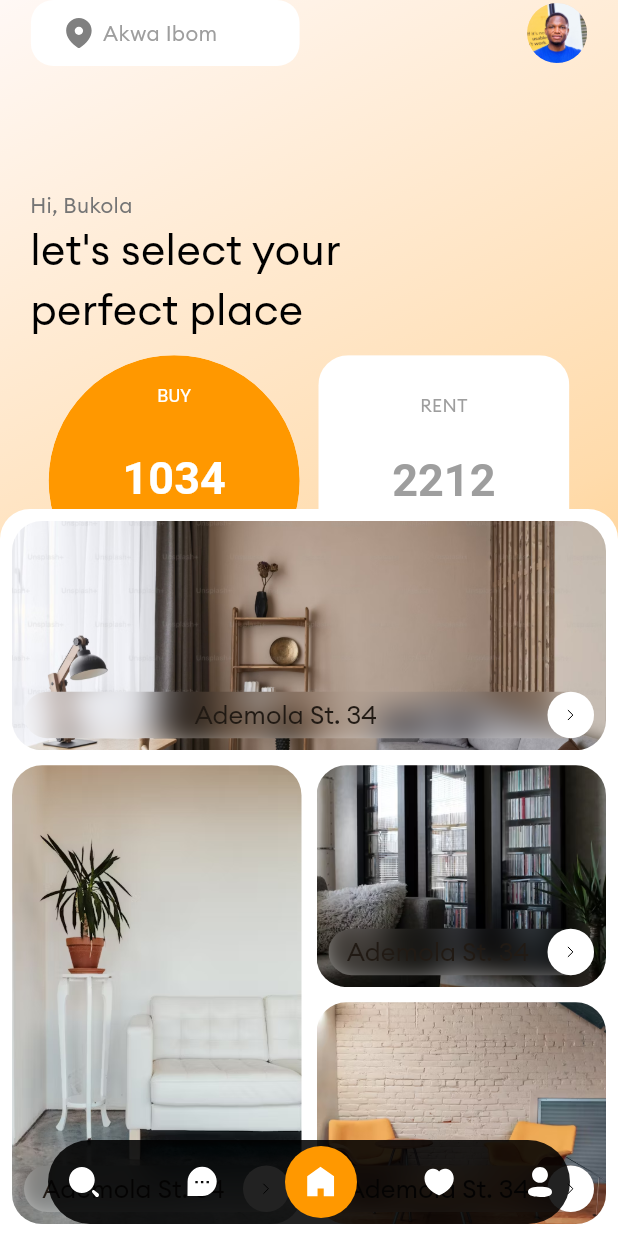
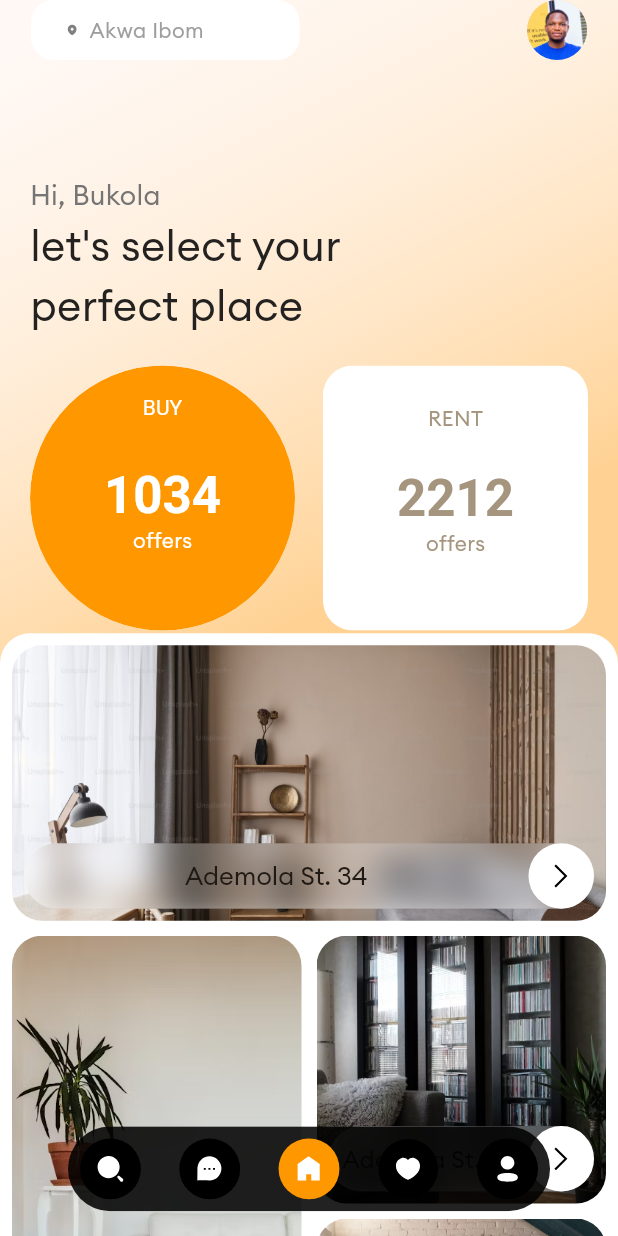
Before and after one commit to cybersokari/flutter-interview, a Flutter app: the screen it shows after launch, on a phone screen of 412 x 824 dp. Run offline on Flutter 3.47's test engine with Material 3 defaults, Android fonts, the phone set to English and light mode, and no system bars; drawn by our look-alikes of auto_size_text, flutter_animate; our stand-ins replace flutter_map, flutter_svg, latlong2.

Commit message:
fix: home screen bottomNav alignment

```diff
--- a/lib/home.dart
+++ b/lib/home.dart
@@ -12,6 +12,7 @@ import 'package:sokari_flutter_interview/pages/landing.dart';
 import 'package:sokari_flutter_interview/pages/map.dart';
 
 import 'atom/map_info_selector.dart';
+import 'molecule/faded_index_stack.dart';
 
 class MyHomePage extends StatefulWidget {
   const MyHomePage({super.key, required this.title});
@@ -28,6 +29,7 @@ class _MyHomePageState extends State<MyHomePage>
   final _greyButtonColor = Colors.grey.withOpacity(.7);
   late AnimationController _navigationAnimationController;
   bool showMapInfoSelector = false;
+  final mapItemsVisibilityDelay = 1200.milliseconds;
 
   @override
   void initState() {
@@ -43,6 +45,7 @@ class _MyHomePageState extends State<MyHomePage>
   @override
   void dispose() {
     _navigationAnimationController.dispose();
+    mapMakerModel.dispose();
     super.dispose();
   }
 
@@ -51,6 +54,8 @@ class _MyHomePageState extends State<MyHomePage>
   @override
   Widget build(BuildContext context) {
     final height = MediaQuery.of(context).size.height;
+    final width = MediaQuery.of(context).size.width;
+    final bottomNavHorizontalPadding = width * .11;
     return Scaffold(
       extendBody: true,
       extendBodyBehindAppBar: true,
@@ -58,82 +63,101 @@ class _MyHomePageState extends State<MyHomePage>
         isMap: showMapView,
         height: height * .1,
       ),
-      body: IndexedStack(
+      body: FadeIndexedStack(
+        duration: 1.seconds,
         index: showMapView ? 1 : 0,
         children: [const LandingView(), MapView(mapMakerModel)],
       ),
       bottomNavigationBar: Padding(
-        padding: const EdgeInsets.only(bottom: 8.0, left: 32, right: 32),
+        padding: EdgeInsets.only(
+            bottom: height * 0.02,
+            left: bottomNavHorizontalPadding,
+            right: bottomNavHorizontalPadding),
         child: AnimatedBuilder(
             animation: _navigationAnimationController,
             builder: (context, childWidget) {
+              final iconButtonSize = height * .025;
+              const iconPadding = EdgeInsets.all(10);
               return Transform.translate(
                 offset: Offset(0, 200 * _navigationAnimationController.value),
                 child: ClipRRect(
                   borderRadius: BorderRadius.circular(40),
                   child: Container(
-                    padding: const EdgeInsetsDirectional.only(
-                        top: 4, bottom: 4, end: 8),
                     // height: 50,
                     color: Colors.black87,
                     child: Row(
                       mainAxisAlignment: MainAxisAlignment.spaceBetween,
                       children: [
-                        AnimatedContainer(
-                          duration: const Duration(milliseconds: 500),
-                          decoration: BoxDecoration(
-                              shape: BoxShape.circle,
-                              color: showMapView
-                                  ? Colors.orange
-                                  : Colors.transparent),
-                          child: IconButton(
-                            // highlightColor: Theme.of(context).highlightColor,
+                        IconButton(
+                          highlightColor: Colors.white,
+                          splashColor: Colors.white,
                           onPressed: () => setState(() {
                             showMapView = true;
                           }),
-                            icon: SvgPicture.asset(
+                          icon: Container(
+                            padding: iconPadding,
+                            decoration: BoxDecoration(
+                                shape: BoxShape.circle,
+                                color:
+                                    showMapView ? Colors.orange : Colors.black),
+                            child: SvgPicture.asset(
+                              width: iconButtonSize,
                               Assets.iconsSearchFilled,
                             ),
                           ),
                         ),
-                        Container(
+                        IconButton(
+                          onPressed: null,
+                          icon: Container(
+                            padding: iconPadding,
                             decoration: const BoxDecoration(
-                              shape: BoxShape.circle,
-                              color: Colors.transparent),
+                                shape: BoxShape.circle, color: Colors.black),
                             child: SvgPicture.asset(
+                              width: iconButtonSize,
                               Assets.iconsChatFilled,
                             ),
                           ),
-                        AnimatedContainer(
-                          duration: const Duration(milliseconds: 500),
+                        ),
+                        IconButton(
+                            highlightColor: Colors.white,
+                            splashColor: Colors.white,
+                            onPressed: () => setState(() {
+                                  showMapView = false;
+                                }),
+                            icon: Container(
+                              padding: iconPadding,
                               decoration: BoxDecoration(
                                   shape: BoxShape.circle,
                                   color: showMapView
-                                  ? Colors.transparent
+                                      ? Colors.black
                                       : Colors.orange),
-                          child: IconButton(
-                              // highlightColor: Theme.of(context).highlightColor,
-                              onPressed: () => setState(() {
-                                    showMapView = false;
-                                  }),
-                              icon: SvgPicture.asset(
+                              child: SvgPicture.asset(
+                                width: iconButtonSize,
                                 Assets.iconsHomeFilled,
+                              ),
                             )),
-                        ),
-                        Container(
+                        IconButton(
+                          icon: Container(
+                            padding: iconPadding,
                             decoration: const BoxDecoration(
-                              shape: BoxShape.circle,
-                              color: Colors.transparent),
+                                shape: BoxShape.circle, color: Colors.black),
                             child: SvgPicture.asset(
+                              width: iconButtonSize,
                               Assets.iconsHeartFilled,
                             ),
                           ),
-                        Container(
+                          onPressed: null,
+                        ),
+                        IconButton(
+                          onPressed: null,
+                          icon: Container(
+                            padding: iconPadding,
                             decoration: const BoxDecoration(
-                              shape: BoxShape.circle,
-                              color: Colors.transparent),
+                                shape: BoxShape.circle, color: Colors.black),
                             child: SvgPicture.asset(
+                              width: iconButtonSize,
                               Assets.iconsProfile,
+                            ),
                           ),
                         ),
                       ],
@@ -145,7 +169,7 @@ class _MyHomePageState extends State<MyHomePage>
       ),
       floatingActionButton: AnimatedOpacity(
         opacity: showMapView ? 1 : 0,
-        duration: const Duration(milliseconds: 700),
+        duration: mapItemsVisibilityDelay,
         onEnd: () {
           if (showMapView) {
             mapMakerModel.showText();
--- a/lib/molecule/custom_slider.dart
+++ b/lib/molecule/custom_slider.dart
@@ -67,7 +67,7 @@ class _CustomSliderState extends State<CustomSlider> {
                     curve: animationCurve,
                     width: slide ? constraints.maxWidth : constraints.minWidth,
                     height: widget.height,
-                    color: Colors.transparent,
+                    color: Colors.white24,
                     duration: animationDuration,
                   ),
                 ),
@@ -112,10 +112,16 @@ class _CustomSliderState extends State<CustomSlider> {
         child: AnimatedOpacity(
           opacity: _textOpacity,
           duration: const Duration(milliseconds: 1000),
-          child: AutoSizeText(
-            maxFontSize: 17,
-            widget.text!,
-            style: Theme.of(context).textTheme.titleLarge,
+          child: Padding(
+            padding: const EdgeInsets.symmetric(horizontal: 8.0),
+            child: AutoSizeText(
+              textAlign: TextAlign.center,
+              maxFontSize: 17,
+              minFontSize: 8,
+              maxLines: 1,
+              widget.text!,
+              style: Theme.of(context).textTheme.titleLarge,
+            ),
           ),
         ),
       ),
--- /dev/null
+++ b/lib/molecule/faded_index_stack.dart
@@ -0,0 +1,56 @@
+import 'package:flutter/material.dart';
+
+class FadeIndexedStack extends StatefulWidget {
+  final int index;
+  final List<Widget> children;
+  final Duration duration;
+
+  const FadeIndexedStack({
+    Key? key,
+    required this.index,
+    required this.children,
+    this.duration = const Duration(
+      milliseconds: 800,
+    ),
+  }) : super(key: key);
+
+  @override
+  State<FadeIndexedStack> createState() => _FadeIndexedStackState();
+}
+
+class _FadeIndexedStackState extends State<FadeIndexedStack>
+    with SingleTickerProviderStateMixin {
+  late AnimationController _controller;
+
+  @override
+  void didUpdateWidget(FadeIndexedStack oldWidget) {
+    if (widget.index != oldWidget.index) {
+      _controller.forward(from: 0.0);
+    }
+    super.didUpdateWidget(oldWidget);
+  }
+
+  @override
+  void initState() {
+    _controller = AnimationController(vsync: this, duration: widget.duration);
+    _controller.forward();
+    super.initState();
+  }
+
+  @override
+  void dispose() {
+    _controller.dispose();
+    super.dispose();
+  }
+
+  @override
+  Widget build(BuildContext context) {
+    return FadeTransition(
+      opacity: _controller,
+      child: IndexedStack(
+        index: widget.index,
+        children: widget.children,
+      ),
+    );
+  }
+}
--- a/lib/molecule/gallery_item.dart
+++ b/lib/molecule/gallery_item.dart
@@ -12,6 +12,7 @@ class GalleryItem extends StatelessWidget {
 
   @override
   Widget build(BuildContext context) {
+    final height = MediaQuery.of(context).size.height;
     return Expanded(
       flex: flex,
       child: Stack(
@@ -27,18 +28,19 @@ class GalleryItem extends StatelessWidget {
                   image: Image.asset(imagePath).image, fit: BoxFit.cover),
             ),
           ),
-          const Positioned(
+          Positioned(
             bottom: 0,
             left: 0,
             right: 0,
             child: Padding(
-              padding: EdgeInsets.all(8.0),
+              padding: const EdgeInsets.only(left: 8, right: 8, bottom: 8),
               child: Stack(
                 alignment: Alignment.center,
                 children: [
                   CustomSlider(
+                    height: height * .053,
                     text: "Ademola St. 34",
-                  )
+                  ),
                 ],
               ),
             ),
--- a/lib/molecule/landing_appbar_view.dart
+++ b/lib/molecule/landing_appbar_view.dart
@@ -37,6 +37,7 @@ class _LandingAppbarViewState extends State<LandingAppbarView> {
   @override
   Widget build(BuildContext context) {
     final width = MediaQuery.of(context).size.width;
+    final appBarHeight = Scaffold.of(context).appBarMaxHeight!;
     return Row(
       children: [
         AnimatedContainer(
@@ -57,7 +58,13 @@ class _LandingAppbarViewState extends State<LandingAppbarView> {
             duration: const Duration(milliseconds: 2000),
             child: Row(
               children: [
-                SvgPicture.asset(Assets.iconsLocationPin),
+                LayoutBuilder(builder: (cnt, constraints) {
+                  return SvgPicture.asset(
+                    Assets.iconsLocationPin,
+                    height: appBarHeight / 10,
+                    width: 15,
+                  );
+                }),
                 const SizedBox(
                   width: 4,
                 ),
--- a/lib/pages/landing.dart
+++ b/lib/pages/landing.dart
@@ -24,9 +24,9 @@ class _LandingViewState extends State<LandingView> {
     begin: Alignment.bottomRight,
     end: Alignment.topLeft,
     colors: [
-      Colors.orange.withOpacity(0.8),
-      Colors.orange.withOpacity(0.3),
-      Colors.orange.withOpacity(0.0),
+      Colors.orange.withOpacity(0.4),
+      Colors.orange.withOpacity(0.4),
+      Colors.white.withOpacity(0.1),
     ],
   );
 
@@ -69,17 +69,21 @@ class _LandingViewState extends State<LandingView> {
 
   double galleryPosition = -1000;
 
-  void startGalleryAnimation() => galleryPosition = 0;
+  void startGalleryAnimation() => galleryPosition = -175;
 
   @override
   Widget build(BuildContext context) {
     final height = MediaQuery.of(context).size.height;
+    const countFontSize = 34.0;
+    const countInfoFontSize = 14.0;
+    const rentTextColor = Color.fromRGBO(165, 149, 126, 1);
+    const greetingTextColor = Color.fromRGBO(35, 34, 32, 1);
     return Container(
       decoration: BoxDecoration(gradient: _homeBackgroundGradient),
       child: Stack(
         children: [
           Padding(
-            padding: EdgeInsets.only(left: 20, right: 20, top: height / 6.5),
+            padding: EdgeInsets.only(left: 20, right: 20, top: height / 7),
             child: Column(
               crossAxisAlignment: CrossAxisAlignment.start,
               children: [
@@ -88,11 +92,12 @@ class _LandingViewState extends State<LandingView> {
                   children: [
                     Text(
                       "Hi, Bukola",
-                      style: TextStyle(color: Colors.grey.shade600),
+                      style:
+                          TextStyle(color: Colors.grey.shade600, fontSize: 18),
                     ).animate().fadeIn(duration: 3.seconds),
                     const AutoSizeText("let's select your",
                             style: TextStyle(
-                              color: Colors.black,
+                              color: greetingTextColor,
                               fontSize: 28,
                             ))
                         .animate(delay: 500.milliseconds)
@@ -100,7 +105,7 @@ class _LandingViewState extends State<LandingView> {
                         .fadeIn(duration: 3000.milliseconds, begin: 0),
                     const AutoSizeText("perfect place",
                             style: TextStyle(
-                              color: Colors.black,
+                              color: greetingTextColor,
                               fontSize: 28,
                             ))
                         .animate(delay: 750.milliseconds)
@@ -109,12 +114,12 @@ class _LandingViewState extends State<LandingView> {
                   ],
                 ),
                 const SizedBox(
-                  height: 10,
+                  height: 20,
                 ),
                 LayoutBuilder(builder: (cxt, constraint) {
-                  final itemSize = constraint.maxWidth * .45;
+                  final itemSize = constraint.maxWidth * .475;
                   return Row(
-                    mainAxisAlignment: MainAxisAlignment.spaceEvenly,
+                    mainAxisAlignment: MainAxisAlignment.spaceBetween,
                     children: [
                       ClipRRect(
                         borderRadius: BorderRadius.circular(100),
@@ -131,7 +136,8 @@ class _LandingViewState extends State<LandingView> {
                             children: [
                               const AnimatedDefaultTextStyle(
                                 style: TextStyle(
-                                    color: Colors.white, fontSize: 12),
+                                    color: Colors.white,
+                                    fontSize: countInfoFontSize),
                                 duration: Duration(milliseconds: 1000),
                                 child: Text(
                                   "BUY",
@@ -146,10 +152,11 @@ class _LandingViewState extends State<LandingView> {
                                   style: const TextStyle(
                                       fontWeight: FontWeight.bold,
                                       color: Colors.white,
-                                      fontSize: 30)),
+                                      fontSize: countFontSize)),
                               const Text(
                                 style: TextStyle(
-                                    color: Colors.white, fontSize: 12),
+                                    color: Colors.white,
+                                    fontSize: countInfoFontSize),
                                 "offers",
                               ),
                               const Spacer(),
@@ -177,7 +184,8 @@ class _LandingViewState extends State<LandingView> {
                                   children: [
                                     const Text(
                                       style: TextStyle(
-                                          color: Colors.grey, fontSize: 12),
+                                          color: rentTextColor,
+                                          fontSize: countInfoFontSize),
                                       "RENT",
                                     ),
                                     const Spacer(),
@@ -189,11 +197,12 @@ class _LandingViewState extends State<LandingView> {
                                         value: rentCount,
                                         style: const TextStyle(
                                             fontWeight: FontWeight.bold,
-                                            color: Colors.grey,
-                                            fontSize: 30)),
+                                            color: rentTextColor,
+                                            fontSize: countFontSize)),
                                     const Text(
                                       style: TextStyle(
-                                          color: Colors.grey, fontSize: 12),
+                                          color: rentTextColor,
+                                          fontSize: countInfoFontSize),
                                       "offers",
                                     ),
                                     const Spacer(),
@@ -217,7 +226,7 @@ class _LandingViewState extends State<LandingView> {
             right: 0,
             duration: const Duration(milliseconds: 2000),
             child: Gallery(
-              height: height / 1.7,
+              height: height * .7,
             ),
           )
         ],
--- a/pubspec.yaml
+++ b/pubspec.yaml
@@ -20,6 +20,7 @@ dependencies:
 #  device_preview: ^1.1.0
   flutter_map: ^7.0.1
   latlong2: ^0.9.1
+  device_preview: ^1.1.0
 
 dev_dependencies:
   flutter_test:
```
Also changed, not shown: pubspec.lock, 1 other file. Lines whose indentation alone changed are shown as unchanged.
